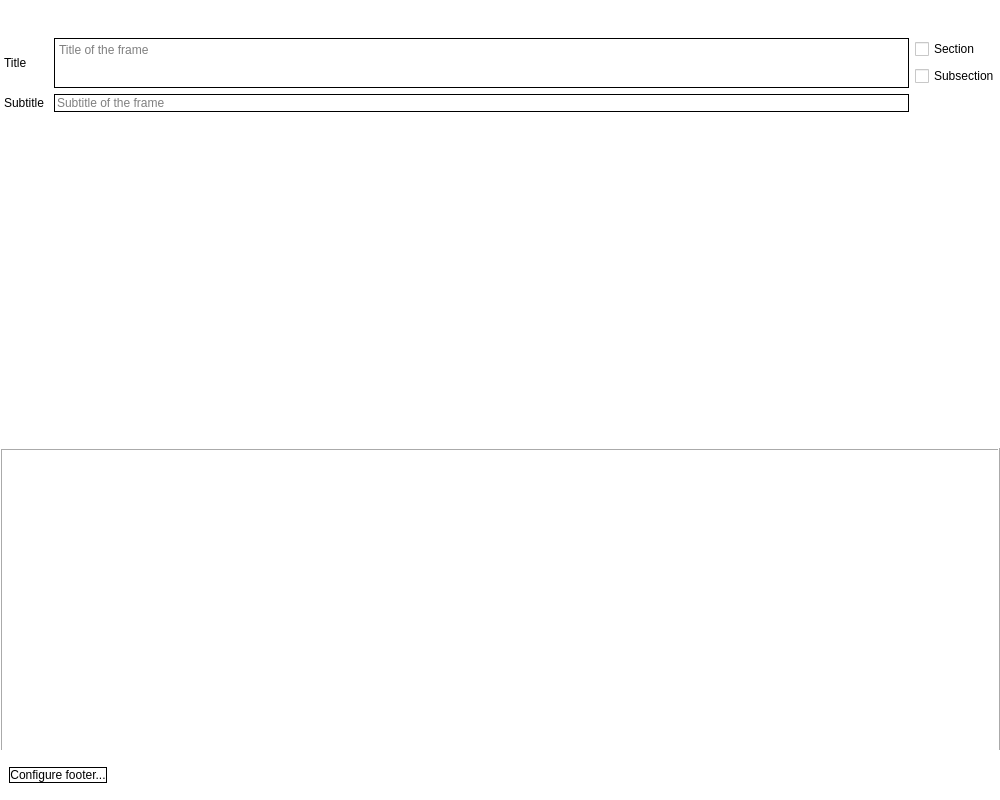
First picture: the form in gui/FrameWidget.ui, repository acroper/BeamerQt, before the edit.
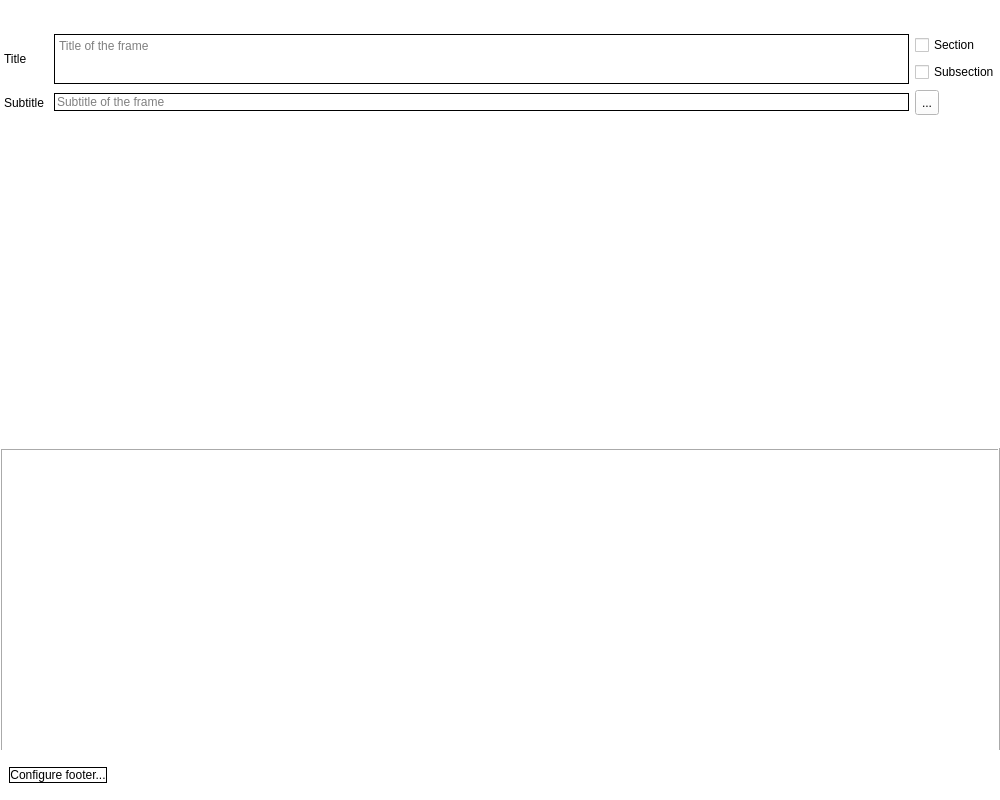
Second picture: the form after the edit. Icons and pictures are not drawn.

Commit message: Delete block function added

```diff
--- a/gui/FrameWidget.ui
+++ b/gui/FrameWidget.ui
@@ -155,6 +155,35 @@
           </item>
          </layout>
         </item>
+        <item row="1" column="2">
+         <widget class="QToolButton" name="addBlockBtn">
+          <property name="minimumSize">
+           <size>
+            <width>0</width>
+            <height>25</height>
+           </size>
+          </property>
+          <property name="maximumSize">
+           <size>
+            <width>16777215</width>
+            <height>25</height>
+           </size>
+          </property>
+          <property name="text">
+           <string>...</string>
+          </property>
+          <property name="icon">
+           <iconset>
+            <normaloff>icons/newBlock.png</normaloff>icons/newBlock.png</iconset>
+          </property>
+          <property name="iconSize">
+           <size>
+            <width>23</width>
+            <height>23</height>
+           </size>
+          </property>
+         </widget>
+        </item>
        </layout>
       </item>
      </layout>
```
The commit also changes 4 other files.
